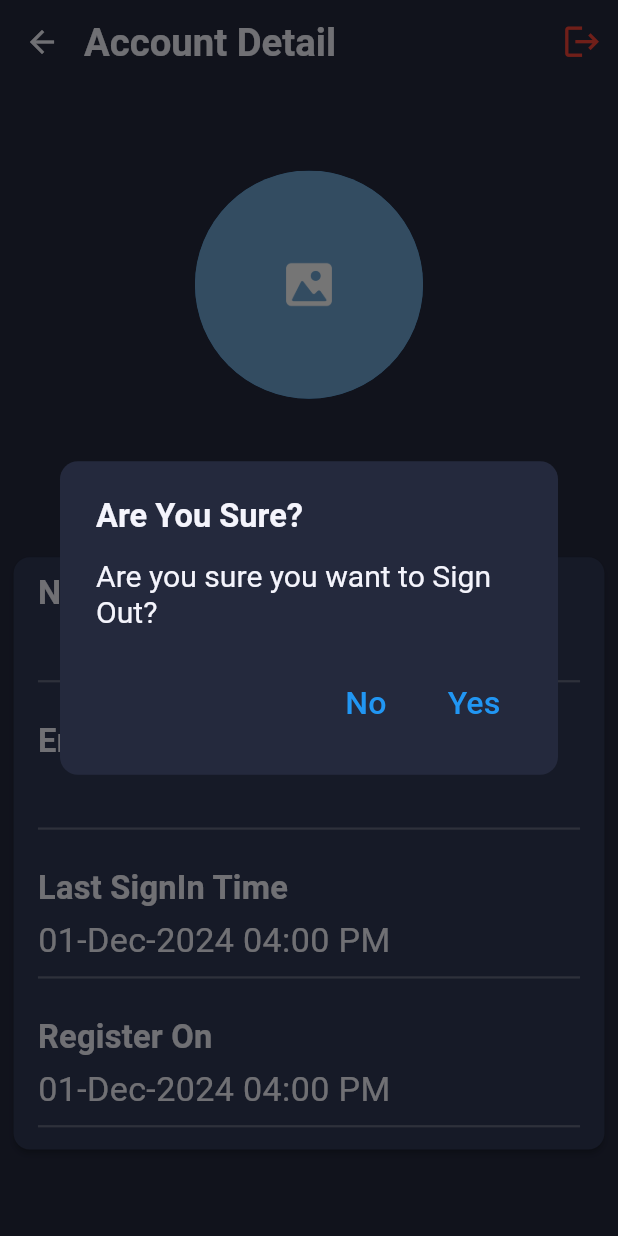
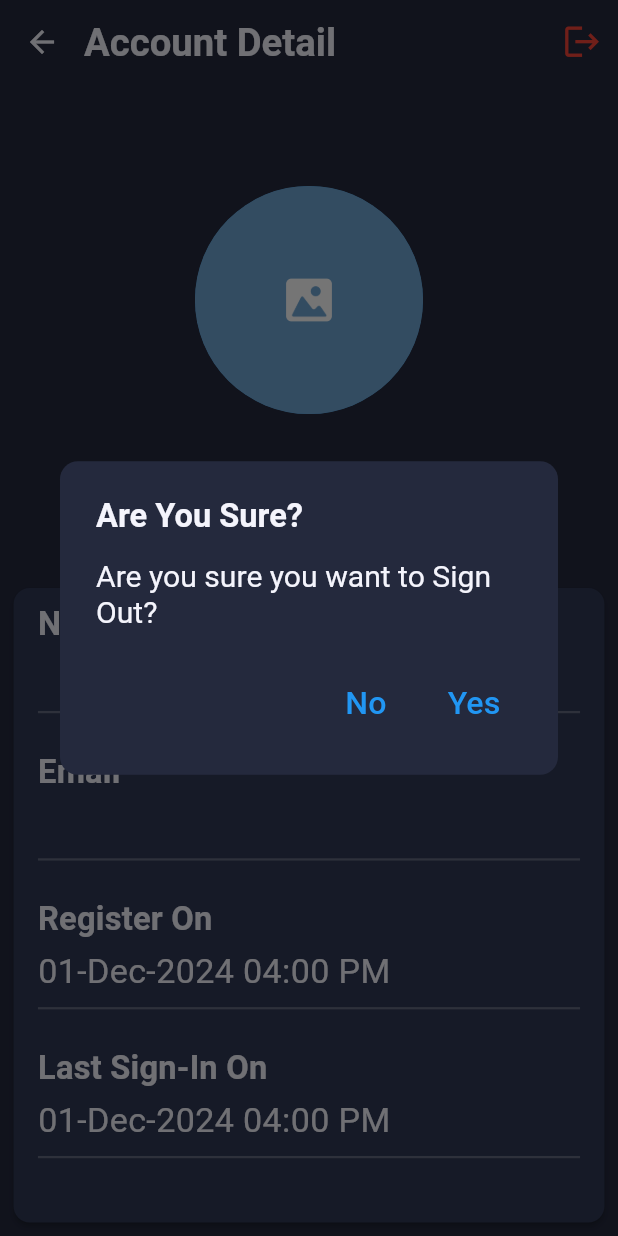
Before and after one commit to AKSHAYK0UL/Nex-Music, a Flutter app: the UserInfo screen opened directly with empty values, after a tap on the "logout" icon, on a phone screen of 412 x 824 dp. Run offline on Flutter 3.47's test engine with Material 3 defaults, Android fonts, the phone set to English and light mode, and no system bars; drawn by our look-alikes of cached_network_image, text_scroll; our stand-ins replace audio_video_progress_bar, buttons_tabbar, cloud_firestore, equatable, firebase_auth, firebase_core and 10 more; missing offline and left inert: dart_ytmusic_api, youtube_explode_dart; accounts and stored records are empty; generated files the repository leaves out were written again; network calls fail.

Commit message:
bug fixes and minor improvements

```diff
--- a/lib/bloc/auth_bloc/bloc/auth_bloc.dart
+++ b/lib/bloc/auth_bloc/bloc/auth_bloc.dart
@@ -1,7 +1,7 @@
 import 'package:equatable/equatable.dart';
 import 'package:firebase_auth/firebase_auth.dart';
 import 'package:flutter_bloc/flutter_bloc.dart';
-import 'package:nex_music/repository/auth_repository.dart';
+import 'package:nex_music/repository/auth_repository/auth_repository.dart';
 
 part 'auth_event.dart';
 part 'auth_state.dart';
--- a/lib/core/bloc_provider/repository_provider/repository_provider.dart
+++ b/lib/core/bloc_provider/repository_provider/repository_provider.dart
@@ -7,14 +7,23 @@ import 'package:nex_music/enum/collection_enum.dart';
 import 'package:nex_music/network_provider/home_data/auth_provider.dart';
 import 'package:nex_music/network_provider/home_data/dataprovider.dart';
 import 'package:nex_music/network_provider/home_data/db_network_provider.dart';
-import 'package:nex_music/repository/auth_repository.dart';
+import 'package:nex_music/repository/auth_repository/auth_repository.dart';
 import 'package:nex_music/repository/db_repository/db_repository.dart';
 import 'package:nex_music/repository/home_repo/repository.dart';
 import 'package:youtube_explode_dart/youtube_explode_dart.dart';
 
 class RepositoryProviderClass {
-  static final firebaseAuthInstance = FirebaseAuth.instance;
-  static final repositoryProvider = RepositoryProvider(
+  final FirebaseAuth firebaseAuthInstance;
+
+  RepositoryProviderClass({required this.firebaseAuthInstance});
+
+  // Getter for FirebaseInstance
+  FirebaseAuth get getFirebaseAuthInstance {
+    return firebaseAuthInstance;
+  }
+
+  // Getter for RepositoryProvider
+  RepositoryProvider<Repository> get repositoryProvider => RepositoryProvider(
         create: (context) => Repository(
           dataProvider: DataProvider(
             ytMusic: YTMusic(),
@@ -23,7 +32,10 @@ class RepositoryProviderClass {
           yt: YoutubeExplode(),
         ),
       );
-  static final dbRepositoryProvider = RepositoryProvider(
+
+  // Getter for DbRepositoryProvider
+  RepositoryProvider<DbRepository> get dbRepositoryProvider =>
+      RepositoryProvider(
         create: (context) => DbRepository(
           DbNetworkProvider(
             firestoreInstance: FirebaseFirestore.instance,
@@ -35,7 +47,9 @@ class RepositoryProviderClass {
         ),
       );
 
-  static final authRepositoryProvider = RepositoryProvider(
+  // Getter for AuthRepositoryProvider
+  RepositoryProvider<AuthRepository> get authRepositoryProvider =>
+      RepositoryProvider(
         create: (context) => AuthRepository(
           AuthProviderr(firebaseAuthInstance),
           GoogleSignIn(),
--- a/lib/network_provider/home_data/db_network_provider.dart
+++ b/lib/network_provider/home_data/db_network_provider.dart
@@ -3,9 +3,9 @@ import 'package:nex_music/enum/collection_enum.dart';
 
 class DbNetworkProvider {
   final FirebaseFirestore _firestoreInstance;
-  late final Map<CollectionEnum, String> _collections;
-  late final String _userId;
-  late final CollectionReference _recentPlayedCollection;
+  late Map<CollectionEnum, String> _collections;
+  late String _userId;
+  late CollectionReference _recentPlayedCollection;
   final String _usersCollection = "users";
 
   DbNetworkProvider({
@@ -13,6 +13,10 @@ class DbNetworkProvider {
     required String userId,
     required Map<CollectionEnum, String> collections,
   }) : _firestoreInstance = firestoreInstance {
+    _initialize(userId, collections);
+  }
+
+  void _initialize(String userId, Map<CollectionEnum, String> collections) {
     _userId = userId;
     _collections = collections;
     _recentPlayedCollection = _firestoreInstance
@@ -21,30 +25,23 @@ class DbNetworkProvider {
         .collection(_collections[CollectionEnum.recentPlayed]!);
   }
 
-  // Add to recent played collection
   Future<void> addToRecentPlayedCollection(Map<String, dynamic> songMap) async {
-    // Query for an existing instance of the song
     final querySnapShot = await _recentPlayedCollection
         .where("v_id", isEqualTo: songMap["v_id"])
         .get();
     for (var songs in querySnapShot.docs) {
       await songs.reference.delete();
     }
-    //add the timestamp of when the song was played
     songMap["timestamp"] = FieldValue.serverTimestamp();
-
-    //add to recent collection
     await _recentPlayedCollection.add(songMap);
   }
 
-  // Get Recent Played
   Stream<QuerySnapshot> getRecentPlayed() {
     return _recentPlayedCollection
-        .orderBy('timestamp', descending: true) //sort by timestamp
+        .orderBy('timestamp', descending: true)
         .snapshots();
   }
 
-  //delete recent Played song
   Future<void> deleteRecentPlayedSong(String vId) async {
     final querySnapshot =
         await _recentPlayedCollection.where('v_id', isEqualTo: vId).get();
--- a/lib/presentation/auth/screens/user_info.dart
+++ b/lib/presentation/auth/screens/user_info.dart
@@ -1,7 +1,6 @@
 import 'package:firebase_auth/firebase_auth.dart';
 import 'package:flutter/material.dart';
 import 'package:nex_music/core/theme/hexcolor.dart';
-import 'package:nex_music/core/ui_component/animatedtext.dart';
 import 'package:nex_music/core/ui_component/cacheimage.dart';
 import 'package:nex_music/core/ui_component/signing_out_loading.dart';
 import 'package:nex_music/helper_function/general/convert_to_ist.dart';
@@ -14,8 +13,8 @@ class UserInfo extends StatelessWidget {
   @override
   Widget build(BuildContext context) {
     final screenSize = MediaQuery.sizeOf(context);
+    final currentUser = ModalRoute.of(context)?.settings.arguments as User;
 
-    final currentUser = ModalRoute.of(context)?.settings.arguments as User;
     return Scaffold(
       appBar: AppBar(
         title: Text(
@@ -63,9 +62,14 @@ class UserInfo extends StatelessWidget {
       body: Column(
         crossAxisAlignment: CrossAxisAlignment.center,
         children: [
-          const Spacer(),
+          Expanded(
+            flex: 2,
+            child: Column(
+              mainAxisAlignment: MainAxisAlignment.center,
+              children: [
                 ClipRRect(
-            borderRadius: BorderRadius.circular(screenSize.height * 0.0923),
+                  borderRadius:
+                      BorderRadius.circular(screenSize.height * 0.0923),
                   child: CircleAvatar(
                     radius: screenSize.height * 0.0923,
                     child: cacheImage(
@@ -75,7 +79,9 @@ class UserInfo extends StatelessWidget {
                     ),
                   ),
                 ),
-          const Spacer(),
+              ],
+            ),
+          ),
           Align(
             alignment: Alignment.center,
             child: Chip(
@@ -85,20 +91,23 @@ class UserInfo extends StatelessWidget {
                 Icons.check,
                 color: Colors.green,
               ),
-              label: animatedText(
-                text: "Your account is secure",
+              label: Text(
+                "Your account is secure",
                 style: Theme.of(context).textTheme.bodyMedium!,
               ),
             ),
           ),
-          Card(
+          Expanded(
+            flex: 3,
+            child: Card(
               elevation: screenSize.height * 0.00200,
               shape: RoundedRectangleBorder(
                 borderRadius: BorderRadius.circular(screenSize.height * 0.0131),
               ),
-            margin: EdgeInsets.symmetric(
-              horizontal: screenSize.height * 0.0110,
-              vertical: screenSize.height * 0.0000,
+              margin: EdgeInsets.only(
+                left: screenSize.height * 0.0110,
+                right: screenSize.height * 0.0110,
+                bottom: screenSize.height * 0.0110,
               ),
               color: secondaryColor,
               child: Column(
@@ -118,20 +127,20 @@ class UserInfo extends StatelessWidget {
                   ),
                   buildUserInfo(
                     context: context,
-                  title: "Last SignIn Time",
-                  data: convertUkToIst(currentUser.metadata.lastSignInTime!),
+                    title: "Register On",
+                    data: convertUkToIst(currentUser.metadata.creationTime!),
                     screenSize: screenSize,
                   ),
                   buildUserInfo(
                     context: context,
-                  title: "Register On",
-                  data: convertUkToIst(currentUser.metadata.creationTime!),
+                    title: "Last Sign-In On",
+                    data: convertUkToIst(currentUser.metadata.lastSignInTime!),
                     screenSize: screenSize,
                   ),
                 ],
               ),
             ),
-          const Spacer(),
+          ),
         ],
       ),
     );
--- a/lib/presentation/home/screen/home_screen.dart
+++ b/lib/presentation/home/screen/home_screen.dart
@@ -65,7 +65,6 @@ class _HomeScreenState extends State<HomeScreen> {
                 ),
                 IconButton(
                   onPressed: () {
-                    // context.read<auth.AuthBloc>().add(auth.SignOutEvent());
                     Navigator.of(context).pushNamed(info.UserInfo.routeName,
                         arguments: widget.currentUser);
                   },
--- a/lib/presentation/recent/screens/recentscreen.dart
+++ b/lib/presentation/recent/screens/recentscreen.dart
@@ -26,7 +26,7 @@ class _RecentScreenState extends State<RecentScreen> {
         title: Padding(
           padding: EdgeInsets.only(left: screenSize * 0.0158),
           child: Text(
-            "Recent",
+            "Recents",
             style: Theme.of(context).textTheme.titleLarge,
           ),
         ),
```
Also changed, not shown: lib/main.dart (+12 -64 lines), lib/presentation/home/navbar/navbar.dart (+85 -11 lines), lib/repository/auth_repository/auth_repository.dart (renamed from lib/repository/auth_repository.dart). Lines whose indentation alone changed are shown as unchanged.
